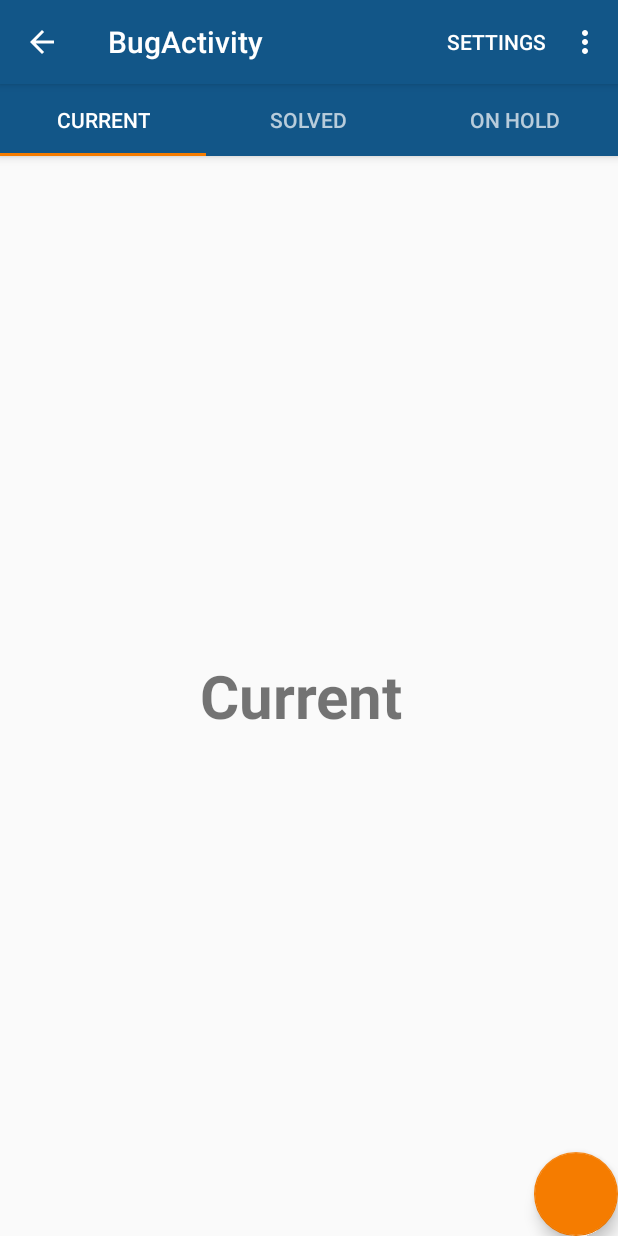
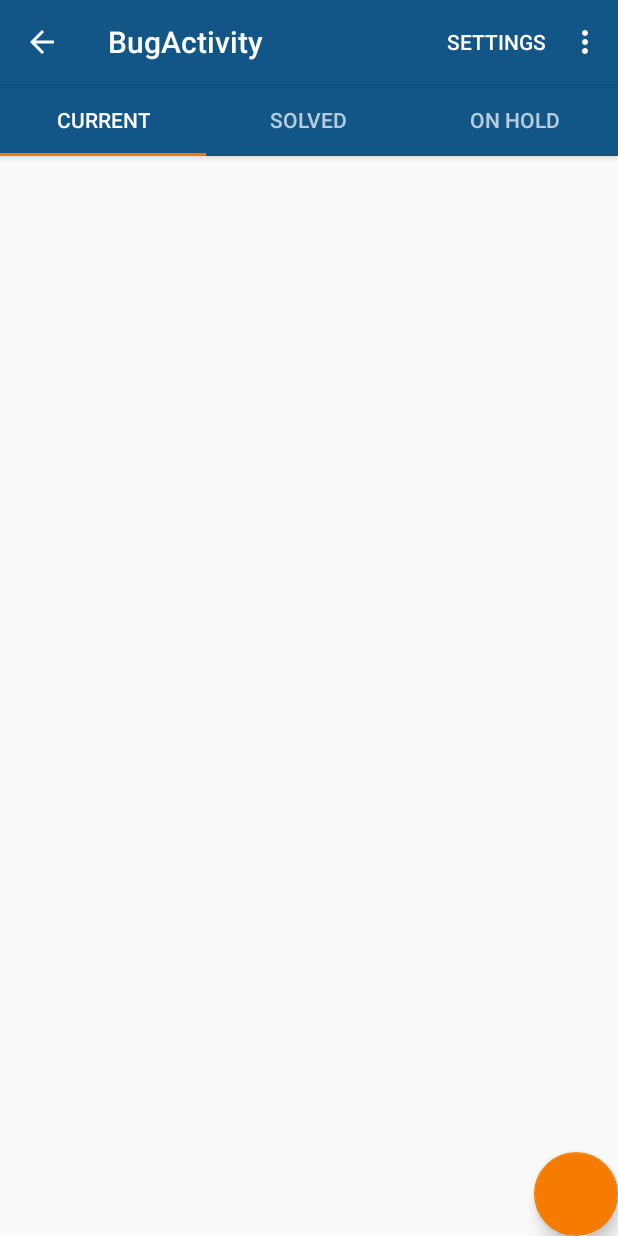
Before and after one commit to andreasfi/BugTracking, an Android app: the screen it shows after launch (BugActivity), after a tap on "ISSUES", on a phone screen of 412 x 824 dp. Run offline under Robolectric (Android 15) with nearby library versions, the phone set to English and light mode, and no system bars.

Commit message:
BugCurrentFragment update, added edit mode (under construction)

```diff
--- a/app/src/main/java/com/example/bugtracking/bugtracking/BugCurrentFragment.java
+++ b/app/src/main/java/com/example/bugtracking/bugtracking/BugCurrentFragment.java
@@ -1,15 +1,19 @@
 package com.example.bugtracking.bugtracking;
 
+import android.content.Intent;
 import android.os.Bundle;
 import android.support.v4.app.Fragment;
+import android.util.Log;
 import android.view.LayoutInflater;
 import android.view.View;
 import android.view.ViewGroup;
+import android.widget.AdapterView;
 import android.widget.ArrayAdapter;
 import android.widget.ListView;
 
 import com.example.bugtracking.bugtracking.adapter.BugDataSource;
 import com.example.bugtracking.bugtracking.object.Bug;
+import com.example.bugtracking.bugtracking.object.Developer;
 
 import java.util.List;
 
@@ -24,8 +28,6 @@ public class BugCurrentFragment extends Fragment{
     public void onCreate(Bundle savedInstanceState) {
         super.onCreate(savedInstanceState);
 
-        // Get the activity
-        //Context context = getActivity();
     }
 
     @Override
@@ -33,17 +35,48 @@ public class BugCurrentFragment extends Fragment{
                              Bundle savedInstanceState) {
         // Inflate the layout for this fragment
         View rootview = inflater.inflate(R.layout.fragment_bug_current, container, false);
-        BugActivity activity= (BugActivity) getActivity();
+        final ListView issuesview = (ListView) rootview.findViewById(R.id.listViewIssues);
+
+        final BugActivity activity = (BugActivity) getActivity();
         // Get db items Get project id
         BugDataSource ids = new BugDataSource(activity);
         List<Bug> bugs = ids.getAllIssueByProject(activity.getProjectid()); // get only current!!! need to change
+
+        String[] bugarray = transformToArray(bugs);
         // Put values in layout
         if (!bugs.isEmpty()){
-            ArrayAdapter<Bug> adapter = new ArrayAdapter<Bug>(getActivity(), android.R.layout.simple_list_item_1, bugs);
-            ListView issuesview = (ListView) rootview.findViewById(R.id.listViewIssues);
+            ArrayAdapter<Bug> adapter;
+            adapter = new ArrayAdapter<Bug>(getActivity(), android.R.layout.simple_list_item_1, bugs);
+
             issuesview.setAdapter(adapter);
+
+            issuesview.setOnItemClickListener(new AdapterView.OnItemClickListener() {
+                @Override
+                public void onItemClick(AdapterView<?> parent, View view, int position, long id) {
+                    //String issuetitle = (String) (issuesview.getItemAtPosition(position));
+                    Bug bug = (Bug)parent.getAdapter().getItem(position);
+                    Log.d("mymsg", "worked" + " " + bug.getId());
+
+                    Intent intent = new Intent(getActivity(), BugCrudActivity.class);
+                    intent.putExtra("action", "edit");
+                    intent.putExtra("id", bug.getId());
+                    //startActivity(intent);
+                }
+            });
         }
         return rootview;
     }
 
+
+
+    public String[] transformToArray(List<Bug> bugs){
+        String developersArray[]=new String[bugs.size()];
+
+        for(int i=0;i<developersArray.length;i++){
+            developersArray[i]=bugs.get(i).getTitle();
+        }
+
+        return developersArray;
+    }
+
 }
--- a/app/src/main/java/com/example/bugtracking/bugtracking/Bugtracking.java
+++ b/app/src/main/java/com/example/bugtracking/bugtracking/Bugtracking.java
@@ -120,9 +120,7 @@ public final class Bugtracking {
     public static abstract class IssueEntry implements BaseColumns{
 
         public static final String TABLE_ISSUE="issue";
-
         //Colums
-
         public static final String ID="idissue";
         public static final String TITLE="title";
         public static final String DESCRIPTION="description";
@@ -139,7 +137,7 @@ public final class Bugtracking {
 
         //Create statements
         public static final String CREATE_TABLE_ISSUE="CREATE TABLE "+TABLE_ISSUE+"("
-                + IssueEntry.ID+" INTEGER PRIMARY KEY,"
+                + IssueEntry.ID+" INTEGER PRIMARY KEY AUTOINCREMENT NOT NULL,"
                 + IssueEntry.TITLE+" TEXT,"
                 + IssueEntry.DESCRIPTION+" TEXT,"
                 + IssueEntry.REFERENCE+" TEXT,"
--- a/app/src/main/java/com/example/bugtracking/bugtracking/SQLiteHelper.java
+++ b/app/src/main/java/com/example/bugtracking/bugtracking/SQLiteHelper.java
@@ -12,7 +12,7 @@ public class SQLiteHelper extends SQLiteOpenHelper {
 
     //Infos about database
     private static final String DATABASE_NAME = "bugtracking";
-    private static final int DATABASE_VERSION = 2;
+    private static final int DATABASE_VERSION = 4;
     private static SQLiteHelper instance;
 
     private SQLiteHelper(Context context) {
@@ -51,4 +51,5 @@ public class SQLiteHelper extends SQLiteOpenHelper {
         // create new tables
         onCreate(db);
     }
+
 }
--- a/app/src/main/java/com/example/bugtracking/bugtracking/object/Bug.java
+++ b/app/src/main/java/com/example/bugtracking/bugtracking/object/Bug.java
@@ -114,4 +114,9 @@ public class Bug {
     public void setDevId(int devId) {
         this.devId = devId;
     }
+
+    @Override
+    public String toString() {
+        return this.id + ". " + this.title;
+    }
 }
--- a/app/src/main/res/layout/fragment_bug_current.xml
+++ b/app/src/main/res/layout/fragment_bug_current.xml
@@ -4,20 +4,12 @@ android:layout_width="match_parent"
 android:layout_height="match_parent"
 tools:context="info.androidhive.materialtabs.fragments.OneFragment">
 
-<TextView
-    android:layout_width="wrap_content"
-    android:layout_height="wrap_content"
-    android:text="Current "
-    android:textSize="40dp"
-    android:textStyle="bold"
-    android:layout_centerInParent="true"
-    android:id="@+id/textView" />
 
 
     <ListView
         android:layout_width="fill_parent"
+        android:fillViewport="true"
         android:layout_height="wrap_content"
         android:id="@+id/listViewIssues"
-        android:layout_alignParentTop="true"
-        android:layout_alignEnd="@+id/textView" />
+        android:layout_alignParentTop="true" />
 </RelativeLayout>
```
Also changed, not shown: app/src/main/java/com/example/bugtracking/bugtracking/BugCrudActivity.java (+116 -70 lines), app/src/main/java/com/example/bugtracking/bugtracking/adapter/BugDataSource.java (+25 -1 lines).
